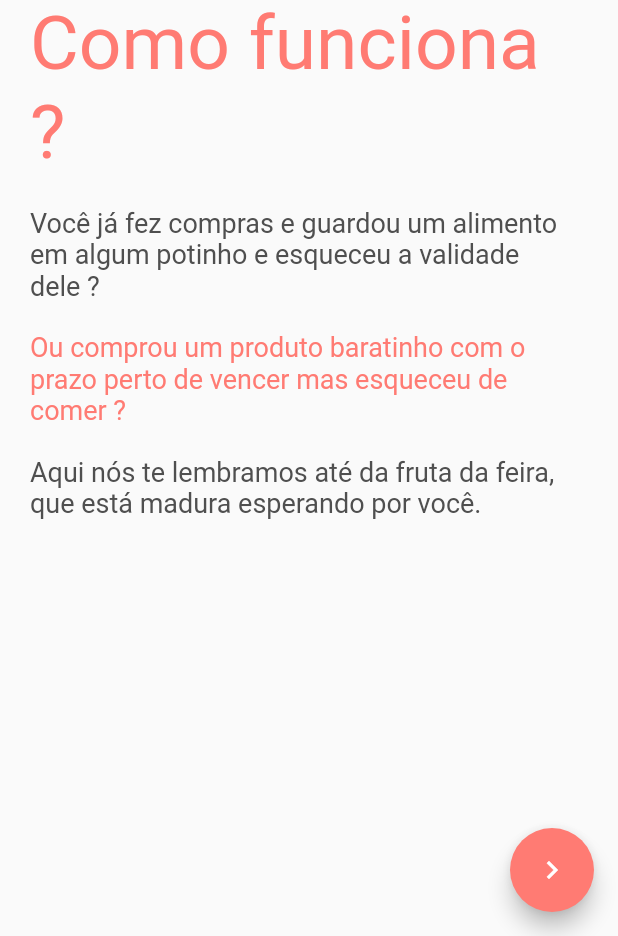
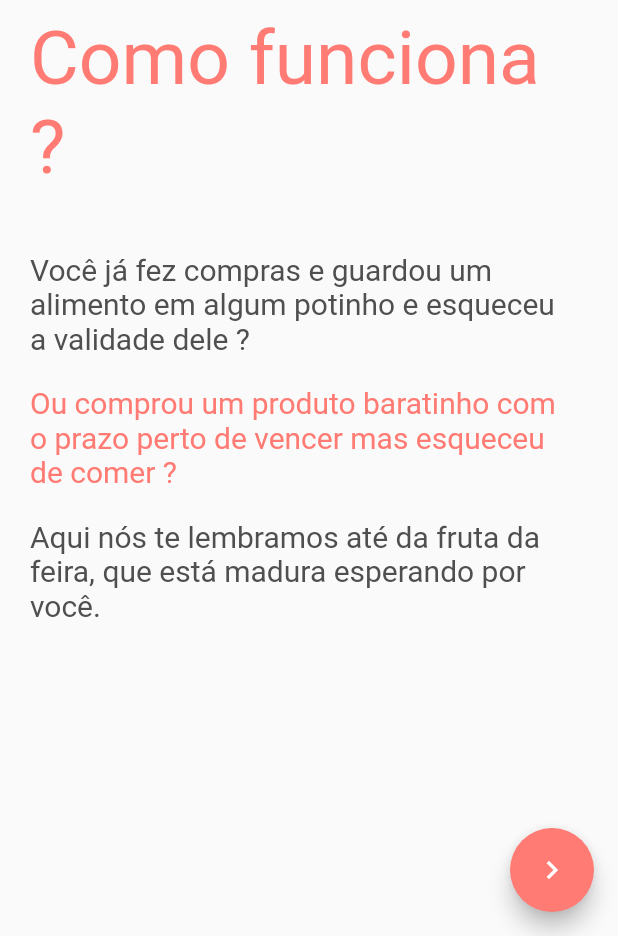
Before and after one commit to deverabit/Nutrivali-Health__Flutter, a Flutter app: the screen it shows after launch, after a tap on "INICIAR", on a phone screen of 412 x 824 dp, the part 300-1236 px from its top. Run offline on Flutter 3.47's test engine with Material 2 defaults, Android fonts, the light colour scheme and no system bars; Roboto replaces fonts that are missing (Hind).

Commit message:
fixing layout problems

```diff
--- a/lib/views/Explanation.dart
+++ b/lib/views/Explanation.dart
@@ -12,17 +12,17 @@ class Explanation extends StatelessWidget {
               new Padding(padding: EdgeInsets.all(40), child: Image.asset("assets/graphics/logo.png"))
             )
           ),
-          new Padding(padding: EdgeInsets.only(bottom: 5, left: 20, right: 40), child:
+          new Padding(padding: EdgeInsets.only(top: 10,bottom: 15, left: 20, right: 40), child:
             new Column(children: <Widget>[
               new Align(child: new Text("Como funciona ?", style: TextStyle(color: Theme.of(context).accentColor, fontSize: 50)), alignment: Alignment.centerLeft),
-              new Padding(padding: EdgeInsets.only(top: 20), child:
-                new Align(child: new Text("Você já fez compras e guardou um alimento em algum potinho e esqueceu a validade dele ?", style: TextStyle(color: Theme.of(context).primaryColorDark, fontSize: 18)), alignment: Alignment.centerLeft)
+              new Padding(padding: EdgeInsets.only(top: 40), child:
+                new Align(child: new Text("Você já fez compras e guardou um alimento em algum potinho e esqueceu a validade dele ?", style: TextStyle(color: Theme.of(context).primaryColorDark, fontSize: 20)), alignment: Alignment.centerLeft)
               ),
               new Padding(padding: EdgeInsets.only(top: 20), child:
-                new Align(child: new Text("Ou comprou um produto baratinho com o prazo perto de vencer mas esqueceu de comer ?", style: TextStyle(color: Theme.of(context).accentColor, fontSize: 18)), alignment: Alignment.centerLeft)
+                new Align(child: new Text("Ou comprou um produto baratinho com o prazo perto de vencer mas esqueceu de comer ?", style: TextStyle(color: Theme.of(context).accentColor, fontSize: 20)), alignment: Alignment.centerLeft)
               ),
               new Padding(padding: EdgeInsets.only(top: 20), child:
-                new Align(child: new Text("Aqui nós te lembramos até da fruta da feira, que está madura esperando por você.", style: TextStyle(color: Theme.of(context).primaryColorDark, fontSize: 18)), alignment: Alignment.centerLeft)
+                new Align(child: new Text("Aqui nós te lembramos até da fruta da feira, que está madura esperando por você.", style: TextStyle(color: Theme.of(context).primaryColorDark, fontSize: 20)), alignment: Alignment.centerLeft)
               ),
             ])
           )
--- a/lib/views/Initial.dart
+++ b/lib/views/Initial.dart
@@ -5,22 +5,24 @@ import 'Explanation.dart';
 class Initial extends StatelessWidget{
   @override
   Widget build(BuildContext context) {
-    return new Scaffold(backgroundColor: Theme.of(context).accentColor, body: Container(child:
-      new Center(child:
+    return new Scaffold(backgroundColor: Theme.of(context).accentColor, body: Stack(children: <Widget>[
       new Column(children: <Widget>[
         new Padding(padding: EdgeInsets.only(top: 60, bottom: 10), child: new Text("APP NAME")),
         new Align(alignment: Alignment.centerRight, child:
-              new Container(padding: EdgeInsets.only(right: 10, top: 30, left: 40),
-                  child: Column(children: <Widget>[
+          new Container(padding: EdgeInsets.only(right: 10, top: 30, left: 40), child:
+            new Column(children: <Widget>[
               new Text("\"A saúde não está na forma física, mas na forma de se alimentar\"", style: TextStyle(fontSize: 20), textAlign: TextAlign.right),
               new Padding(padding: EdgeInsets.only(top: 10), child: new Align(alignment: Alignment.centerRight, child: new Text("Fábio Ibrahim El Khoury", style: TextStyle(fontSize: 13, fontFamily: 'CrimsonText'))))
             ])
           )
         ),
-            new Expanded(child:
+      ]),
+      new Container(margin: EdgeInsets.only(top: 200),decoration: BoxDecoration(color: Theme.of(context).primaryColor, borderRadius: BorderRadius.only(topRight: Radius.elliptical(650, 300)))),
+      new Padding(padding: EdgeInsets.only(top: 200), child:
+      new Center(child:
         new Stack(children: <Widget>[
-//                new Container(decoration: BoxDecoration(color: Theme.of(context).primaryColor, borderRadius: BorderRadius.only(topRight: Radius.elliptical(750, 280)))),
-                new Container(decoration: BoxDecoration(color: Theme.of(context).primaryColor, borderRadius: BorderRadius.only(topRight: Radius.elliptical(650, 300)))),
+          new SingleChildScrollView(child:
+             new Stack(children: <Widget>[
                new Padding(padding: EdgeInsets.only(top: 50, left: 30, right: 30, bottom: 50), child:
                new Column(mainAxisAlignment: MainAxisAlignment.center,
                    crossAxisAlignment: CrossAxisAlignment.center,children: <Widget>[
@@ -37,10 +39,11 @@ class Initial extends StatelessWidget{
                    ])
                )
              ])
-            ),
-        ])
           )
-    ));
+        ],
+        )
+      ))
+    ]));
   }
 
 }
```
Lines whose indentation alone changed are shown as unchanged.
